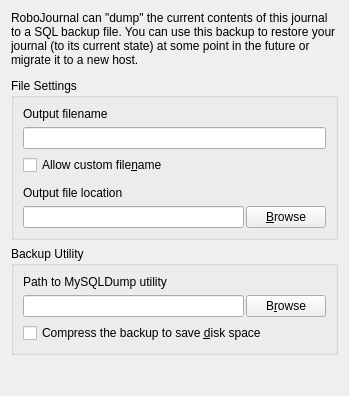
Before: the Qt Designer form ui/exportcreatedump.ui in pwizard2/robojournal, drawn with Qt 5.
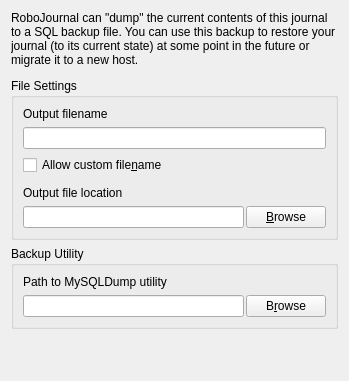
After: the same form once the commit is applied. Icons and pictures are not drawn.

What changed in the file:
```diff
--- a/ui/exportcreatedump.ui
+++ b/ui/exportcreatedump.ui
@@ -7,7 +7,7 @@
     <x>0</x>
     <y>0</y>
     <width>349</width>
-    <height>396</height>
+    <height>381</height>
    </rect>
   </property>
   <property name="windowTitle">
@@ -161,16 +161,6 @@
         </item>
        </layout>
       </item>
-      <item>
-       <widget class="QCheckBox" name="AutoCompress">
-        <property name="toolTip">
-         <string>&lt;html&gt;&lt;head/&gt;&lt;body&gt;&lt;p&gt;&lt;span style=&quot; font-weight:600;&quot;&gt;(GNU/Linux only)&lt;/span&gt; If checked, RoboJournal uses the common &lt;span style=&quot; font-style:italic;&quot;&gt;gzip&lt;/span&gt; utility to package the SQL backup into a .gz archive. Once compressed, the backup is saved in the output location as &lt;span style=&quot; font-style:italic;&quot;&gt;[filename].sql.gz&lt;/span&gt;. Compression often reduces file size by at least 50%.&lt;/p&gt;&lt;/body&gt;&lt;/html&gt;</string>
-        </property>
-        <property name="text">
-         <string>Compress the backup to save &amp;disk space</string>
-        </property>
-       </widget>
-      </item>
      </layout>
      <zorder>label_2</zorder>
      <zorder></zorder>
```
Left out of the diff: 1 changed line with no effect on the pictures.
